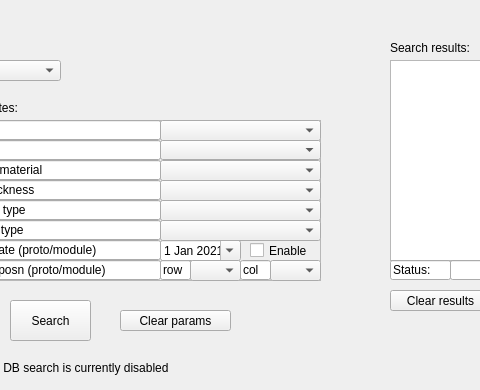
This is pages_ui/search.ui in IncandelaLab/SharedUI as Qt 5 draws it before an edit; both pictures show x 100 to 580 and y 0 to 390 of the 1097 by 705 pixel window. The edited form follows.
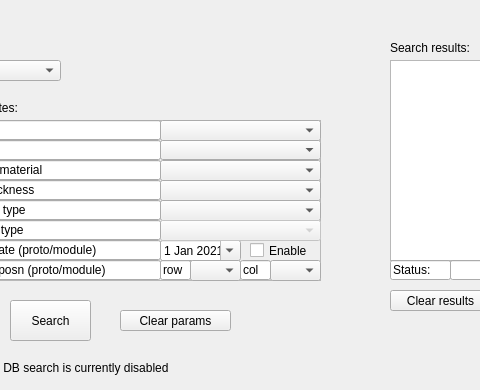
This is the edited form.

Commit message: VERY preliminary version of DB interaction enabled (*modules, assembly disabled)

The edit to the form file:
```diff
--- a/pages_ui/search.ui
+++ b/pages_ui/search.ui
@@ -372,6 +372,9 @@
     </property>
    </widget>
    <widget class="QComboBox" name="cbPCBType">
+    <property name="enabled">
+     <bool>false</bool>
+    </property>
     <property name="geometry">
      <rect>
       <x>220</x>
```
The commit also changes 29 other files.
